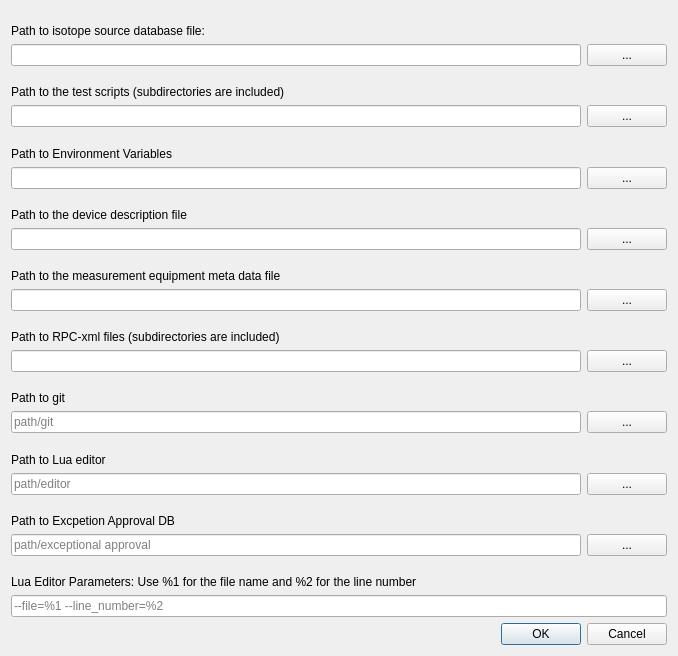
Old version of the form src/Windows/pathsettingswindow.ui in the repository Crystal-Photonics/crystalTestFrameworkApp.
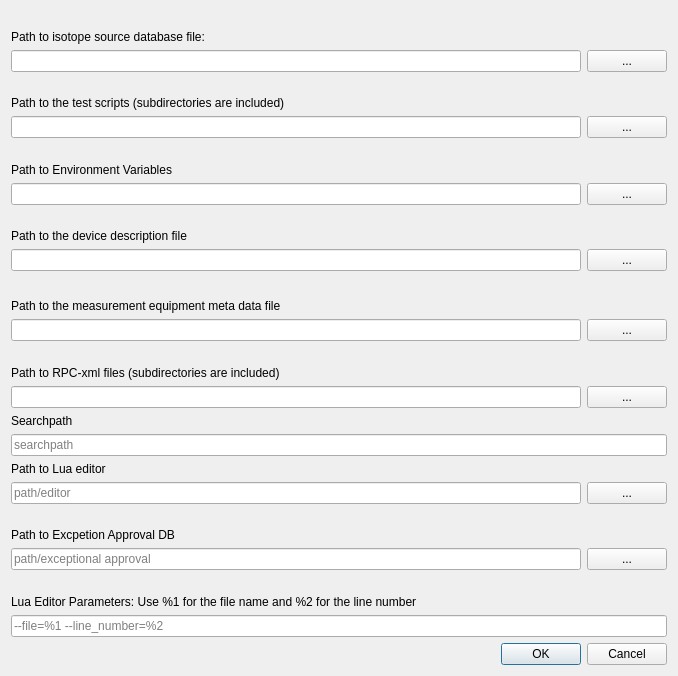
New version of the form.

```diff
--- a/src/Windows/pathsettingswindow.ui
+++ b/src/Windows/pathsettingswindow.ui
@@ -7,7 +7,7 @@
     <x>0</x>
     <y>0</y>
     <width>678</width>
-    <height>656</height>
+    <height>676</height>
    </rect>
   </property>
   <property name="windowTitle">
@@ -280,75 +280,42 @@
     </layout>
    </item>
    <item>
-    <spacer name="verticalSpacer_4">
-     <property name="orientation">
-      <enum>Qt::Vertical</enum>
-     </property>
-     <property name="sizeHint" stdset="0">
-      <size>
-       <width>20</width>
-       <height>0</height>
-      </size>
-     </property>
-    </spacer>
-   </item>
-   <item>
-    <spacer name="verticalSpacer_8">
-     <property name="orientation">
-      <enum>Qt::Vertical</enum>
-     </property>
-     <property name="sizeHint" stdset="0">
-      <size>
-       <width>20</width>
-       <height>40</height>
-      </size>
-     </property>
-    </spacer>
-   </item>
-   <item>
-    <layout class="QVBoxLayout" name="verticalLayout_5">
+    <layout class="QVBoxLayout" name="verticalLayout_12">
      <item>
-      <widget class="QLabel" name="label_13">
+      <widget class="QLabel" name="label_15">
        <property name="text">
-        <string>Path to git</string>
+        <string>Searchpath</string>
        </property>
       </widget>
      </item>
      <item>
-      <layout class="QHBoxLayout" name="horizontalLayout_12">
+      <layout class="QHBoxLayout" name="horizontalLayout_13">
        <item>
         <widget class="QLineEdit" name="git_path">
          <property name="text">
           <string/>
          </property>
          <property name="placeholderText">
-          <string>path/git</string>
+          <string>searchpath</string>
          </property>
          <property name="cursorMoveStyle">
           <enum>Qt::LogicalMoveStyle</enum>
          </property>
         </widget>
        </item>
-       <item>
-        <widget class="QPushButton" name="git_path_selector">
-         <property name="text">
-          <string>...</string>
-         </property>
-        </widget>
-       </item>
       </layout>
      </item>
     </layout>
    </item>
    <item>
-    <spacer name="verticalSpacer_9">
+    <spacer name="verticalSpacer_4">
      <property name="orientation">
       <enum>Qt::Vertical</enum>
      </property>
      <property name="sizeHint" stdset="0">
       <size>
        <width>20</width>
-       <height>40</height>
+       <height>0</height>
       </size>
      </property>
     </spacer>
```
Left out of the diff: 8 changed lines with no effect on the pictures.
